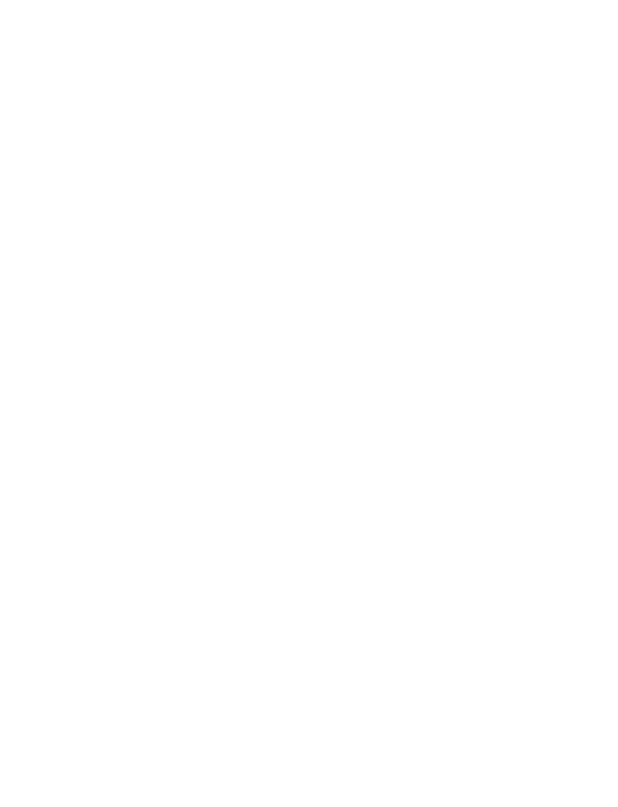
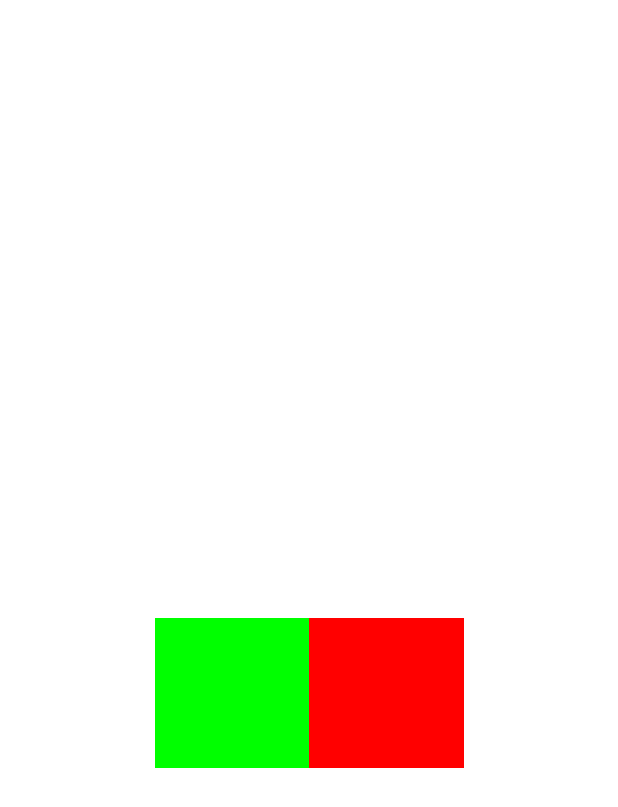
Before and after one commit to nosorae/MyAndroidLabs, an Android app built with Jetpack Compose: the screen it shows after launch (ConstraintLayoutActivity), on a phone screen of 412 x 824 dp. Before the commit the part shown is empty. Shown: the top 807 px of the screen. Run offline under Robolectric (Android 15) with nearby library versions, the phone set to English and light mode, and no system bars; our stand-ins replace constraintlayout-compose.

Commit message:
Compose: ConstraintLayout

```diff
--- a/app/src/main/java/com/nosorae/labs/ui/compose/ConstraintLayoutActivity.kt
+++ b/app/src/main/java/com/nosorae/labs/ui/compose/ConstraintLayoutActivity.kt
@@ -3,12 +3,48 @@ package com.nosorae.labs.ui.compose
 import android.os.Bundle
 import androidx.activity.ComponentActivity
 import androidx.activity.compose.setContent
+import androidx.compose.foundation.background
+import androidx.compose.foundation.layout.Box
+import androidx.compose.foundation.layout.fillMaxSize
+import androidx.compose.ui.Modifier
+import androidx.compose.ui.graphics.Color
+import androidx.compose.ui.layout.layoutId
+import androidx.compose.ui.unit.dp
+import androidx.constraintlayout.compose.ChainStyle
+import androidx.constraintlayout.compose.ConstraintLayout
+import androidx.constraintlayout.compose.ConstraintSet
+import androidx.constraintlayout.compose.Dimension
 
 class ConstraintLayoutActivity : ComponentActivity() {
     override fun onCreate(savedInstanceState: Bundle?) {
         super.onCreate(savedInstanceState)
         setContent {
+            val constraints = ConstraintSet {
+                val greenBox = createRefFor("greenBox")
+                val redBox = createRefFor("redBox")
+                val guideline = createGuidelineFromTop(fraction = 0.5f)
 
+                constrain(greenBox) {
+                    top.linkTo(guideline)
+                    start.linkTo(parent.start)
+                    width = Dimension.percent(0.25f)
+                    height = Dimension.value(100.dp)
+                }
+                constrain(redBox) {
+                    top.linkTo(guideline)
+                    start.linkTo(greenBox.end)
+                    end.linkTo(parent.end)
+                    width = Dimension.percent(0.25f)
+                    height = Dimension.value(100.dp)
+
+                }
+                createHorizontalChain(greenBox, redBox, chainStyle = ChainStyle.Packed)
+            }
+            ConstraintLayout(constraints, modifier = Modifier.fillMaxSize()) {
+                Box(modifier = Modifier.background(Color.Green).layoutId("greenBox"))
+                Box(modifier = Modifier.background(Color.Red).layoutId("redBox"))
+
+            }
         }
     }
 }
--- a/build.gradle
+++ b/build.gradle
@@ -9,7 +9,7 @@ buildscript {
     }
     dependencies {
         classpath "com.android.tools.build:gradle:7.0.0"
-        classpath 'org.jetbrains.kotlin:kotlin-gradle-plugin:1.5.31'
+        classpath 'org.jetbrains.kotlin:kotlin-gradle-plugin:1.5.10'
 
         // NOTE: Do not place your application dependencies here; they belong
         // in the individual module build.gradle files
```
